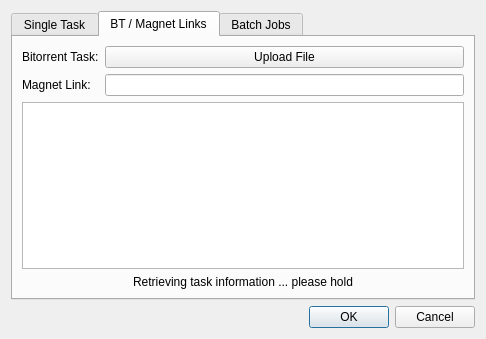
Qt form ui/addcloudtask.ui (PowerOlive/XLCloudClient) before a commit.
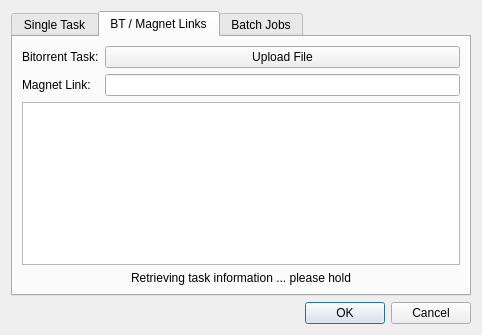
The same form after that commit.

The edit to the form file:
```diff
--- a/ui/addcloudtask.ui
+++ b/ui/addcloudtask.ui
@@ -6,8 +6,8 @@
    <rect>
     <x>0</x>
     <y>0</y>
-    <width>486</width>
-    <height>339</height>
+    <width>482</width>
+    <height>335</height>
    </rect>
   </property>
   <property name="acceptDrops">
@@ -128,12 +128,21 @@
        </item>
        <item>
         <widget class="QLabel" name="sizeLabelBT">
+         <property name="sizePolicy">
+          <sizepolicy hsizetype="Minimum" vsizetype="Preferred">
+           <horstretch>0</horstretch>
+           <verstretch>0</verstretch>
+          </sizepolicy>
+         </property>
          <property name="text">
           <string>Retrieving task information ... please hold</string>
          </property>
          <property name="alignment">
           <set>Qt::AlignCenter</set>
          </property>
+         <property name="wordWrap">
+          <bool>true</bool>
+         </property>
         </widget>
        </item>
       </layout>
```
